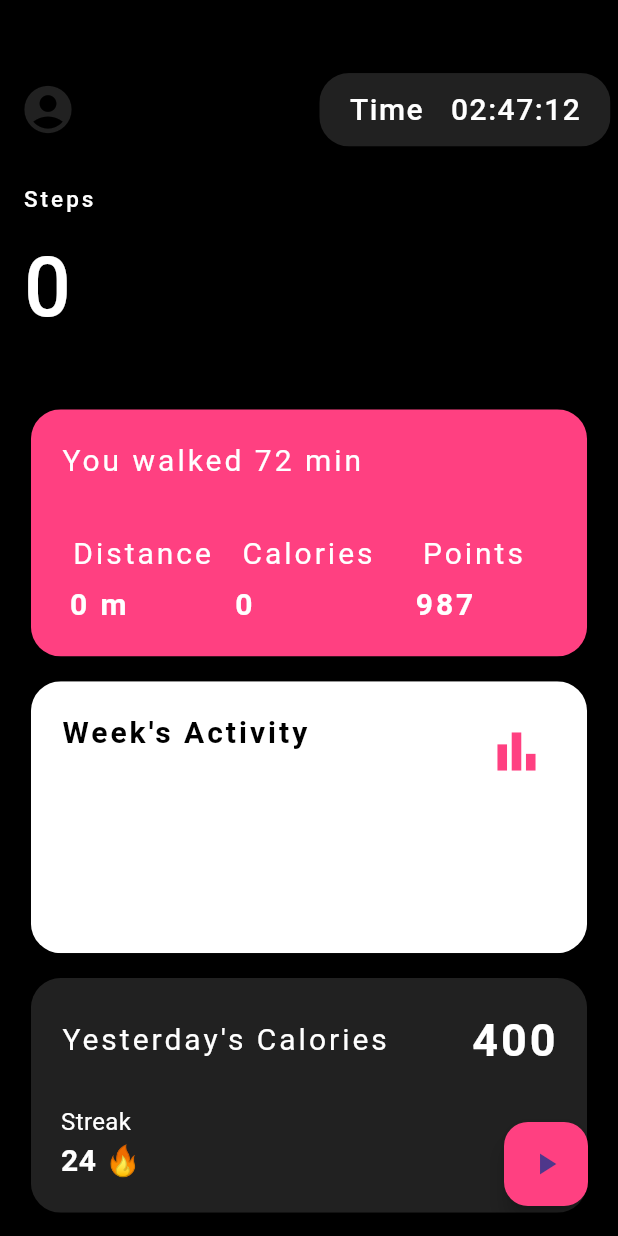
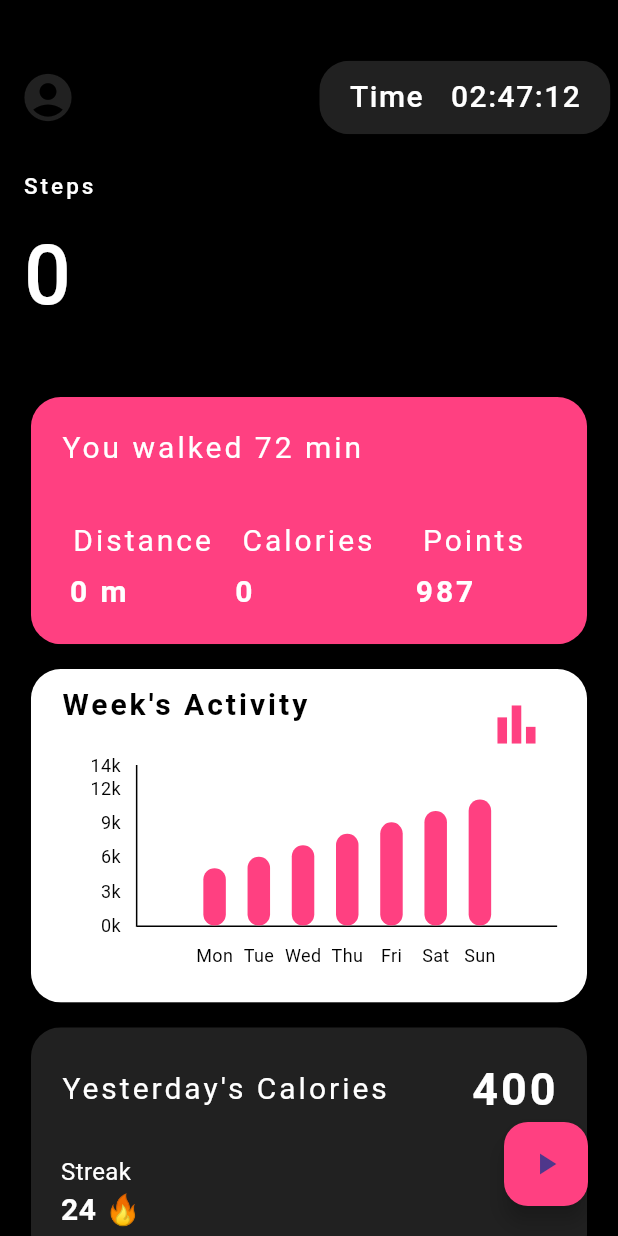
Before and after one commit to aryan-basu/fitbit, a Flutter app: the Home screen opened directly, on a phone screen of 412 x 824 dp. Run offline on Flutter 3.47's test engine with Material 3 defaults, Android fonts, the phone set to English and light mode, and no system bars; drawn by our look-alikes of fl_chart; our stand-ins replace firebase_auth, firebase_core, google_sign_in; missing offline and left inert: dart:ffi, flutter_activity_recognition, health; accounts and stored records are empty.

Commit message:
added graph data

```diff
--- a/lib/pages/chart.dart
+++ b/lib/pages/chart.dart
@@ -80,7 +80,7 @@ class Chart extends StatelessWidget {
     return Scaffold(
       body: Padding(
         padding:
-            const EdgeInsets.all(10), // Reduced padding for a smaller graph
+            const EdgeInsets.all(5), // Reduced padding for a smaller graph
         child: Container(
           color: Colors.white,
           child: SizedBox(
--- a/lib/pages/home.dart
+++ b/lib/pages/home.dart
@@ -2,7 +2,17 @@ import 'package:flutter/material.dart';
 import 'package:health/health.dart';
 import 'dart:async';
 import 'package:flutter_activity_recognition/flutter_activity_recognition.dart';
+import 'package:fl_chart/fl_chart.dart';
+import 'dart:math';
 
+
+// Define data structure for a bar group
+class DataItem {
+  final String dayOfWeek;
+  final double steps;
+
+  DataItem({required this.dayOfWeek, required this.steps});
+}
 class Home extends StatefulWidget {
   const Home({super.key});
 
@@ -16,6 +26,15 @@ class _HomeState extends State<Home> {
   int distance = 0;
   int totalActiveEnergyBurned = 0;
   int weight = 0;
+    final List<DataItem> _myData = [
+    DataItem(dayOfWeek: 'Mon', steps: 5000),
+    DataItem(dayOfWeek: 'Tue', steps: 6000),
+    DataItem(dayOfWeek: 'Wed', steps: 7000),
+    DataItem(dayOfWeek: 'Thu', steps: 8000),
+    DataItem(dayOfWeek: 'Fri', steps: 9000),
+    DataItem(dayOfWeek: 'Sat', steps: 10000),
+    DataItem(dayOfWeek: 'Sun', steps: 11000),
+  ];
   HealthFactory health = HealthFactory();
   final activityRecognition = FlutterActivityRecognition.instance;
   @override
@@ -113,6 +132,8 @@ class _HomeState extends State<Home> {
   }
 
   Widget build(BuildContext context) {
+
+
     return Scaffold(
       body: Stack(
         children: [
@@ -145,7 +166,7 @@ class _HomeState extends State<Home> {
             crossAxisAlignment: CrossAxisAlignment.center,
             children: [
               SizedBox(
-                height: MediaQuery.sizeOf(context).height * 0.05,
+                height: MediaQuery.sizeOf(context).height * 0.04,
               ),
               _ProfileHeader(),
               SizedBox(
@@ -368,20 +389,73 @@ class _HomeState extends State<Home> {
   }
 
 Widget _graphdata() {
+     // Calculate the maximum steps
+    double maxSteps = _myData.map((item) => item.steps).reduce(max);
+    // Add an additional 3k to the maximum steps
+    maxSteps += 3000;
+
+    // Define a function to generate bar data
+    List<BarChartGroupData> generateBarData() {
+      List<BarChartGroupData> data = [];
+      // Add invisible bar for whitespace at the beginning
+      data.add(
+        BarChartGroupData(
+          x: -1,
+          barRods: [
+            BarChartRodData(
+              y: 0,
+              width: 15,
+              colors: [Colors.transparent],
+            ),
+          ],
+        ),
+      );
+      for (var i = 0; i < _myData.length; i++) {
+        data.add(
+          BarChartGroupData(
+            x: i, // Use the index as x-value
+            barRods: [
+              BarChartRodData(
+                y: _myData[i].steps, // Steps for the day
+                width: 15,
+                colors: [Colors.pinkAccent],
+              ),
+            ],
+          ),
+        );
+      }
+      // Add extra white space to the right of the last bar
+      data.add(
+        BarChartGroupData(
+          x: _myData.length + 1,
+          barRods: [
+            BarChartRodData(
+              y: 0, // Invisible bar
+              width: 15,
+              colors: [Colors.transparent], // Transparent color
+            ),
+          ],
+        ),
+      );
+      return data;
+    }
     return ClipRRect(
       borderRadius: BorderRadius.circular(20),
       child: Container(
         color: Colors.white,
         width: MediaQuery.sizeOf(context).width *
             0.90, // Adjust the width as needed
-        height: MediaQuery.sizeOf(context).height * 0.22,
-        padding: EdgeInsets.all(20.0),
-        child: Row(
+        height: MediaQuery.sizeOf(context).height * 0.27,
+        padding: EdgeInsets.fromLTRB(20.0, 10.0, 20.0, 10.0),
+        child: Column(
+          crossAxisAlignment: CrossAxisAlignment.start,
+          children: [
+            Row(
               mainAxisAlignment: MainAxisAlignment.spaceBetween,
-          crossAxisAlignment:
-              CrossAxisAlignment.start, // Align children vertically centered
+              crossAxisAlignment: CrossAxisAlignment.start,
               children: [
                 Column(
+                  crossAxisAlignment: CrossAxisAlignment.start,
                   children: [
                     Text(
                       "Week's Activity",
@@ -405,13 +479,87 @@ class _HomeState extends State<Home> {
                         color: Colors.pinkAccent, // Set the color of the icon
                         semanticLabel:
                             'Account', // Add a semantic label for accessibility
-                  ), // Add the icon here
+                      ),
                       onPressed: () {
                         // Handle icon tap
                       },
                     ),
                   ],
-            )
+                ),
+              ],
+            ),
+            SizedBox(height: 0.1), // Add space between the two rows
+            Row(
+
+              children: [
+                Expanded(
+                  child: Container(
+                   color: Colors.white,
+                    child: SizedBox(
+                      height: 140, // Set a specific height for the chart
+                      child: BarChart(
+                        BarChartData(
+                          borderData: FlBorderData(
+                            border: const Border(
+                              top: BorderSide.none,
+                              right: BorderSide.none,
+                              left: BorderSide(width: 1),
+                              bottom: BorderSide(width: 1),
+                            ),
+                          ),
+                          maxY: maxSteps, // Set the maximum value for y-axis
+                          groupsSpace: 10,
+                          barGroups: generateBarData(),
+                          titlesData: FlTitlesData(
+                            bottomTitles: SideTitles(
+                              showTitles: true,
+                              getTextStyles: (value) => const TextStyle(
+                                color: Colors.black,
+                                fontSize:
+                                    12, // Reduced font size for day labels
+                              ),
+                              margin: 10,
+                              getTitles: (double value) {
+                                final weekdays = [
+                                  'Mon',
+                                  'Tue',
+                                  'Wed',
+                                  'Thu',
+                                  'Fri',
+                                  'Sat',
+                                  'Sun'
+                                ];
+                                if (value >= 0 && value < _myData.length) {
+                                  return weekdays[value.toInt()];
+                                } else {
+                                  return ''; // No label for the extra white space
+                                }
+                              },
+                            ),
+                            leftTitles: SideTitles(
+                              showTitles: true,
+                              getTextStyles: (value) => const TextStyle(
+                                color: Colors.black,
+                                fontSize:
+                                    12, // Reduced font size for step labels
+                              ),
+                              margin: 10,
+                              interval: 3000, // Set interval to 3000 (3k)
+                              reservedSize:
+                                  40, // Adjust reserved size to fit labels
+                              getTitles: (double value) {
+                                return '${(value ~/ 1000).toInt()}k'; // Divide by 1000 to convert to k
+                              },
+                            ),
+                          ),
+                        ),
+                      ),
+                    ),
+                  ),
+                ),
+                // Add more widgets if needed
+              ],
+            ),
           ],
         ),
       ),
```
Lines whose indentation alone changed are shown as unchanged.
